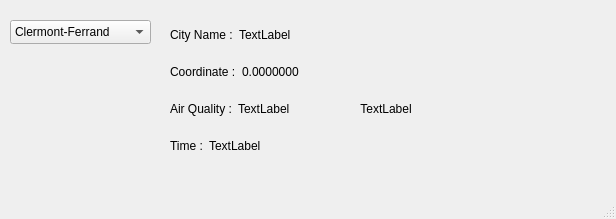
Old version of the form mainwindow.ui in the repository AnthonyDoucet/QT_IHM_Air_Quality_Index.
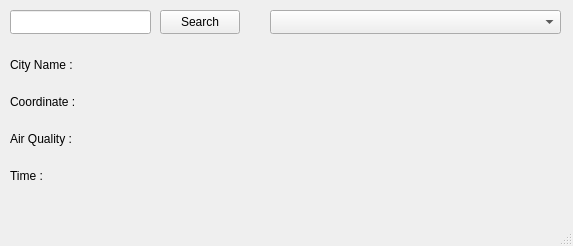
New version of the form.

Diff of the .ui file:
```diff
--- a/mainwindow.ui
+++ b/mainwindow.ui
@@ -6,8 +6,8 @@
    <rect>
     <x>0</x>
     <y>0</y>
-    <width>616</width>
-    <height>219</height>
+    <width>573</width>
+    <height>246</height>
    </rect>
   </property>
   <property name="windowTitle">
@@ -17,8 +17,8 @@
    <widget class="QComboBox" name="comboBox">
     <property name="geometry">
      <rect>
-      <x>10</x>
-      <y>20</y>
+      <x>580</x>
+      <y>10</y>
       <width>141</width>
       <height>24</height>
      </rect>
@@ -52,9 +52,9 @@
    <widget class="QWidget" name="verticalLayoutWidget">
     <property name="geometry">
      <rect>
-      <x>170</x>
-      <y>20</y>
-      <width>441</width>
+      <x>10</x>
+      <y>50</y>
+      <width>551</width>
       <height>141</height>
      </rect>
     </property>
@@ -74,7 +74,7 @@
        <item>
         <widget class="QLabel" name="cityName">
          <property name="text">
-          <string>TextLabel</string>
+          <string/>
          </property>
          <property name="alignment">
           <set>Qt::AlignLeading|Qt::AlignLeft|Qt::AlignVCenter</set>
@@ -108,7 +108,7 @@
        <item>
         <widget class="QLabel" name="cityCoordinate">
          <property name="text">
-          <string>0.0000000</string>
+          <string/>
          </property>
          <property name="alignment">
           <set>Qt::AlignLeading|Qt::AlignLeft|Qt::AlignVCenter</set>
@@ -145,10 +145,10 @@
        <item>
         <widget class="QLabel" name="airQualityConverted">
          <property name="text">
-          <string>TextLabel</string>
+          <string/>
          </property>
          <property name="alignment">
-          <set>Qt::AlignLeading|Qt::AlignLeft|Qt::AlignVCenter</set>
+          <set>Qt::AlignCenter</set>
          </property>
         </widget>
        </item>
@@ -186,7 +186,7 @@
           <item>
            <widget class="QLabel" name="airQuality">
             <property name="text">
-             <string>TextLabel</string>
+             <string/>
             </property>
             <property name="alignment">
              <set>Qt::AlignCenter</set>
@@ -223,7 +223,7 @@
        <item>
         <widget class="QLabel" name="time">
          <property name="text">
-          <string>TextLabel</string>
+          <string/>
          </property>
          <property name="alignment">
           <set>Qt::AlignLeading|Qt::AlignLeft|Qt::AlignVCenter</set>
@@ -247,6 +247,39 @@
      </item>
     </layout>
    </widget>
+   <widget class="QLineEdit" name="searchBar">
+    <property name="geometry">
+     <rect>
+      <x>10</x>
+      <y>10</y>
+      <width>141</width>
+      <height>24</height>
+     </rect>
+    </property>
+   </widget>
+   <widget class="QPushButton" name="btnSearch">
+    <property name="geometry">
+     <rect>
+      <x>160</x>
+      <y>10</y>
+      <width>80</width>
+      <height>24</height>
+     </rect>
+    </property>
+    <property name="text">
+     <string>Search</string>
+    </property>
+   </widget>
+   <widget class="QComboBox" name="comboBoxSearch">
+    <property name="geometry">
+     <rect>
+      <x>270</x>
+      <y>10</y>
+      <width>291</width>
+      <height>24</height>
+     </rect>
+    </property>
+   </widget>
   </widget>
   <widget class="QMenuBar" name="menubar">
    <property name="geometry">
```
Left out of the diff: 52 changed lines with no effect on the pictures.
